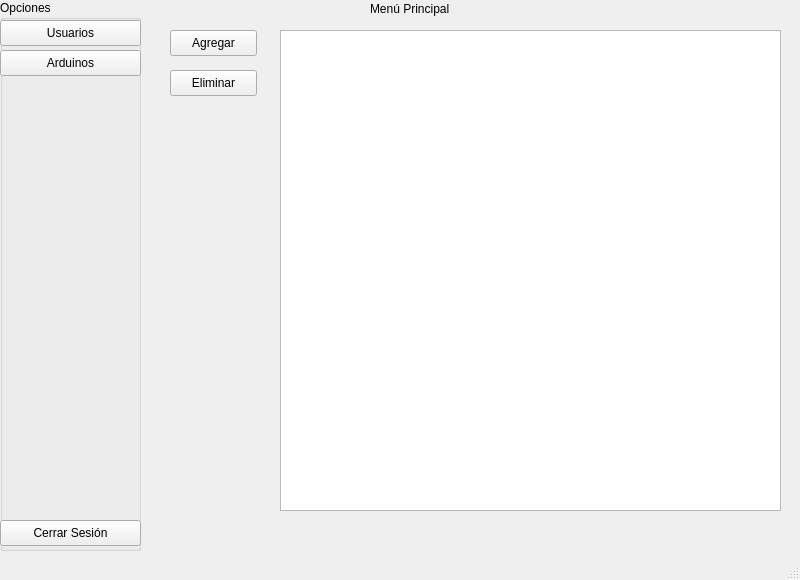
Old version of the form ClientApp/menuwindow.ui in the repository jpvindas11/LosM-sFritos_Arduinos.
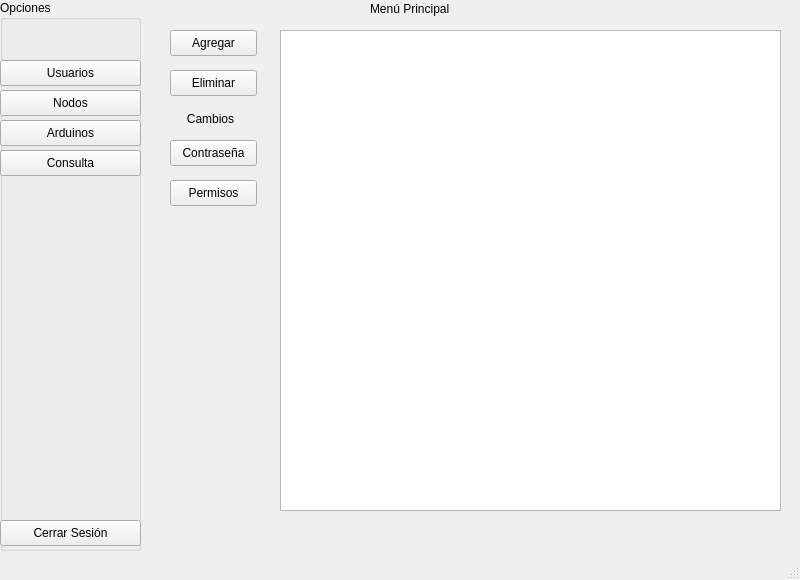
New version of the form.

Commit message: Implementacion de permisos

```diff
--- a/ClientApp/menuwindow.ui
+++ b/ClientApp/menuwindow.ui
@@ -43,7 +43,7 @@
      <property name="geometry">
       <rect>
        <x>0</x>
-       <y>20</y>
+       <y>60</y>
        <width>141</width>
        <height>26</height>
       </rect>
@@ -56,7 +56,7 @@
      <property name="geometry">
       <rect>
        <x>0</x>
-       <y>50</y>
+       <y>120</y>
        <width>141</width>
        <height>26</height>
       </rect>
@@ -65,6 +65,32 @@
       <string>Arduinos</string>
      </property>
     </widget>
+    <widget class="QPushButton" name="b_nodos">
+     <property name="geometry">
+      <rect>
+       <x>0</x>
+       <y>90</y>
+       <width>141</width>
+       <height>26</height>
+      </rect>
+     </property>
+     <property name="text">
+      <string>Nodos</string>
+     </property>
+    </widget>
+    <widget class="QPushButton" name="b_consulta">
+     <property name="geometry">
+      <rect>
+       <x>0</x>
+       <y>150</y>
+       <width>141</width>
+       <height>26</height>
+      </rect>
+     </property>
+     <property name="text">
+      <string>Consulta</string>
+     </property>
+    </widget>
    </widget>
    <widget class="QPushButton" name="b_cerrarSesion">
     <property name="geometry">
@@ -115,6 +141,48 @@
      </rect>
     </property>
    </widget>
+   <widget class="QPushButton" name="user_change_pass">
+    <property name="geometry">
+     <rect>
+      <x>170</x>
+      <y>140</y>
+      <width>87</width>
+      <height>26</height>
+     </rect>
+    </property>
+    <property name="text">
+     <string>Contraseña</string>
+    </property>
+   </widget>
+   <widget class="QPushButton" name="user_change_rank">
+    <property name="geometry">
+     <rect>
+      <x>170</x>
+      <y>180</y>
+      <width>87</width>
+      <height>26</height>
+     </rect>
+    </property>
+    <property name="text">
+     <string>Permisos</string>
+    </property>
+   </widget>
+   <widget class="QLabel" name="label_cambios">
+    <property name="geometry">
+     <rect>
+      <x>170</x>
+      <y>110</y>
+      <width>81</width>
+      <height>18</height>
+     </rect>
+    </property>
+    <property name="text">
+     <string>Cambios</string>
+    </property>
+    <property name="alignment">
+     <set>Qt::AlignCenter</set>
+    </property>
+   </widget>
   </widget>
   <widget class="QMenuBar" name="menubar">
    <property name="geometry">
```
The commit also changes 15 other files.
